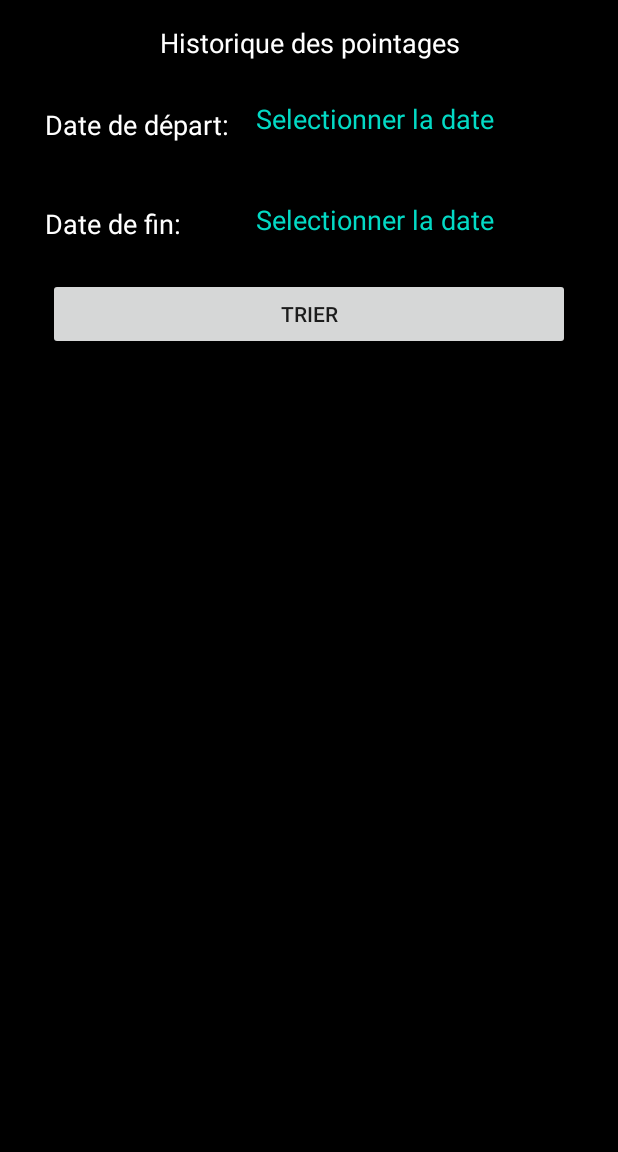
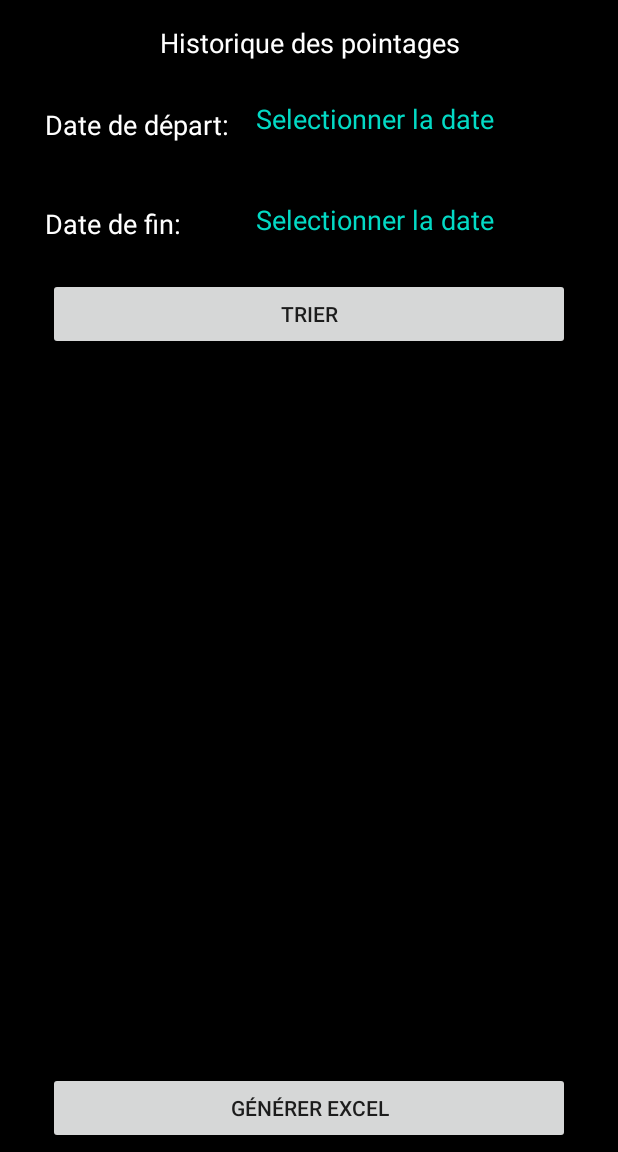
Before and after one commit to bmax152/Pointeuse, an Android app: the HistoActivity screen opened directly, with no data from a screen before it, on a phone screen of 412 x 824 dp, the part 84-1236 px from its top. Run offline under Robolectric (Android 15) with nearby library versions, the phone set to English and light mode, and no system bars; libraries missing offline, so code that uses them is left out: com.j256.ormlite, org.apache.poi; 2 statements that could not run were skipped.

Commit message:
Première version POI fonctionnelle (TODO: changer le dossier des .jar)

```diff
--- a/app/build.gradle
+++ b/app/build.gradle
@@ -32,6 +32,7 @@ dependencies {
     implementation 'androidx.constraintlayout:constraintlayout:2.0.2'
     implementation 'com.j256.ormlite:ormlite-android:5.1'
     implementation 'androidx.recyclerview:recyclerview:1.1.0'
+    implementation fileTree(dir: 'C:\\Users\\nura\\Desktop\\android5xlsx-master\\', include: ['*.aar', '*.jar'], exclude: [])
     testImplementation 'junit:junit:4.12'
     androidTestImplementation 'androidx.test.ext:junit:1.1.2'
     androidTestImplementation 'androidx.test.espresso:espresso-core:3.3.0'
--- a/app/src/main/AndroidManifest.xml
+++ b/app/src/main/AndroidManifest.xml
@@ -1,7 +1,7 @@
 <?xml version="1.0" encoding="utf-8"?>
 <manifest xmlns:android="http://schemas.android.com/apk/res/android"
     package="mb.solo.pointeuse">
-
+    <uses-permission android:name="android.permission.WRITE_EXTERNAL_STORAGE" />
     <application
         android:allowBackup="true"
         android:icon="@mipmap/ic_launcher"
--- a/app/src/main/res/layout/activity_histo.xml
+++ b/app/src/main/res/layout/activity_histo.xml
@@ -12,10 +12,10 @@
         android:layout_width="0dp"
         android:layout_height="0dp"
         android:layout_marginStart="2dp"
-        android:layout_marginTop="32dp"
+        android:layout_marginTop="16dp"
         android:layout_marginEnd="2dp"
-        android:layout_marginBottom="5dp"
-        app:layout_constraintBottom_toBottomOf="parent"
+        android:layout_marginBottom="2dp"
+        app:layout_constraintBottom_toTopOf="@+id/btn_excel"
         app:layout_constraintEnd_toEndOf="parent"
         app:layout_constraintStart_toStartOf="parent"
         app:layout_constraintTop_toBottomOf="@+id/btn_submit" />
@@ -105,6 +105,18 @@
         app:layout_constraintStart_toStartOf="parent"
         app:layout_constraintTop_toBottomOf="@+id/textView5" />
 
+    <Button
+        android:id="@+id/btn_excel"
+        android:layout_width="0dp"
+        android:layout_height="wrap_content"
+        android:layout_marginStart="32dp"
+        android:layout_marginEnd="32dp"
+        android:layout_marginBottom="5dp"
+        android:text="@string/btn_excel_txt"
+        app:layout_constraintBottom_toBottomOf="parent"
+        app:layout_constraintEnd_toEndOf="parent"
+        app:layout_constraintStart_toStartOf="parent" />
+
     <!--<DatePicker
         android:id="@+id/datePicker1"
         android:layout_width="wrap_content"
--- a/app/src/main/res/values/strings.xml
+++ b/app/src/main/res/values/strings.xml
@@ -11,4 +11,5 @@
     <string name="edt_date2_hint_txt">Selectionner la date</string>
     <string name="tv_title_d1">Date de départ:</string>
     <string name="tv_title_d2">Date de fin:</string>
+    <string name="btn_excel_txt">Générer Excel</string>
 </resources>
```
Also changed, not shown: app/src/main/java/mb/solo/pointeuse/HistoActivity.java (+47 -0 lines).
